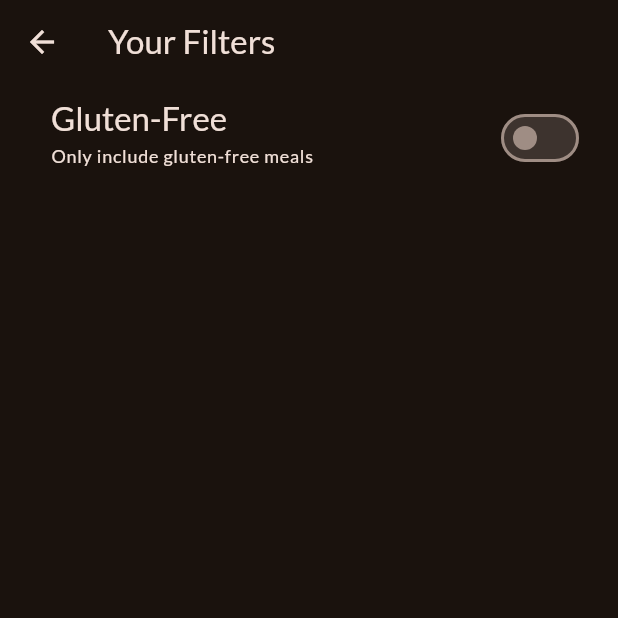
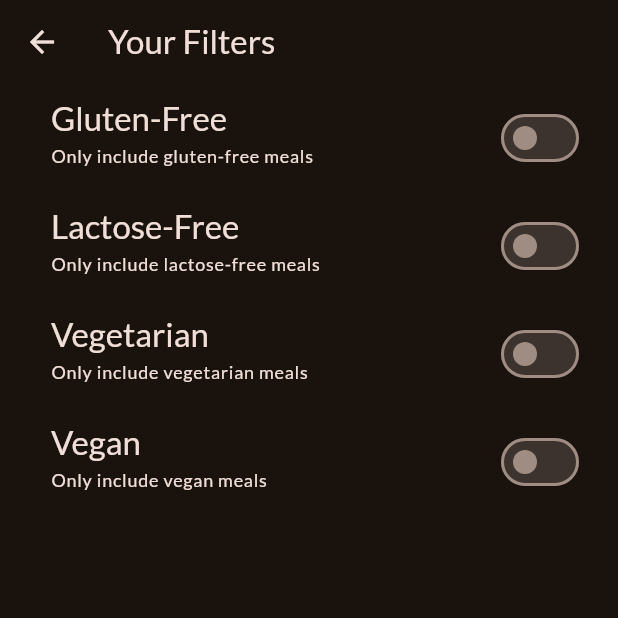
Before and after one commit to Srinu-Bandlamudi/Meals_App_Flutter, a Flutter app: the FiltersScreen screen opened directly, on a phone screen of 412 x 824 dp, the top half of it. Run offline on Flutter 3.47's test engine with Material 3 defaults, Android fonts, the phone set to English and light mode, and no system bars; our stand-ins replace google_fonts, transparent_image.

Commit message:
Added more filters

```diff
--- a/lib/screens/filters.dart
+++ b/lib/screens/filters.dart
@@ -11,6 +11,9 @@ class FiltersScreen extends StatefulWidget {
 
 class _FiltersScreenState extends State<FiltersScreen> {
   var _glutenFreeFilterSet = false;
+   var _lactoseFreeFilterSet = false;
+    var _vegetarianFilterSet = false;
+     var _veganFilterSet = false;
 
   @override
   Widget build(BuildContext context) {
@@ -54,6 +57,78 @@ class _FiltersScreenState extends State<FiltersScreen> {
             activeColor: Theme.of(context).colorScheme.tertiary,
             contentPadding: const EdgeInsets.only(left: 34, right: 22),
           ),
+          SwitchListTile(
+            value: _lactoseFreeFilterSet,
+            onChanged: (isChecked) {
+              setState(() {
+                _lactoseFreeFilterSet = isChecked;
+              });
+            },
+            title: Text(
+              'Lactose-Free',
+              style: Theme.of(context)
+                  .textTheme
+                  .titleLarge!
+                  .copyWith(color: Theme.of(context).colorScheme.onSurface),
+            ),
+            subtitle: Text(
+              'Only include lactose-free meals',
+              style: Theme.of(context)
+                  .textTheme
+                  .labelMedium!
+                  .copyWith(color: Theme.of(context).colorScheme.onSurface),
+            ),
+            activeColor: Theme.of(context).colorScheme.tertiary,
+            contentPadding: const EdgeInsets.only(left: 34, right: 22),
+          ),
+          SwitchListTile(
+            value: _vegetarianFilterSet,
+            onChanged: (isChecked) {
+              setState(() {
+                _vegetarianFilterSet = isChecked;
+              });
+            },
+            title: Text(
+              'Vegetarian',
+              style: Theme.of(context)
+                  .textTheme
+                  .titleLarge!
+                  .copyWith(color: Theme.of(context).colorScheme.onSurface),
+            ),
+            subtitle: Text(
+              'Only include vegetarian meals',
+              style: Theme.of(context)
+                  .textTheme
+                  .labelMedium!
+                  .copyWith(color: Theme.of(context).colorScheme.onSurface),
+            ),
+            activeColor: Theme.of(context).colorScheme.tertiary,
+            contentPadding: const EdgeInsets.only(left: 34, right: 22),
+          ),
+          SwitchListTile(
+            value: _veganFilterSet,
+            onChanged: (isChecked) {
+              setState(() {
+                _veganFilterSet = isChecked;
+              });
+            },
+            title: Text(
+              'Vegan',
+              style: Theme.of(context)
+                  .textTheme
+                  .titleLarge!
+                  .copyWith(color: Theme.of(context).colorScheme.onSurface),
+            ),
+            subtitle: Text(
+              'Only include vegan meals',
+              style: Theme.of(context)
+                  .textTheme
+                  .labelMedium!
+                  .copyWith(color: Theme.of(context).colorScheme.onSurface),
+            ),
+            activeColor: Theme.of(context).colorScheme.tertiary,
+            contentPadding: const EdgeInsets.only(left: 34, right: 22),
+          ),
         ],
       ),
     );
```
